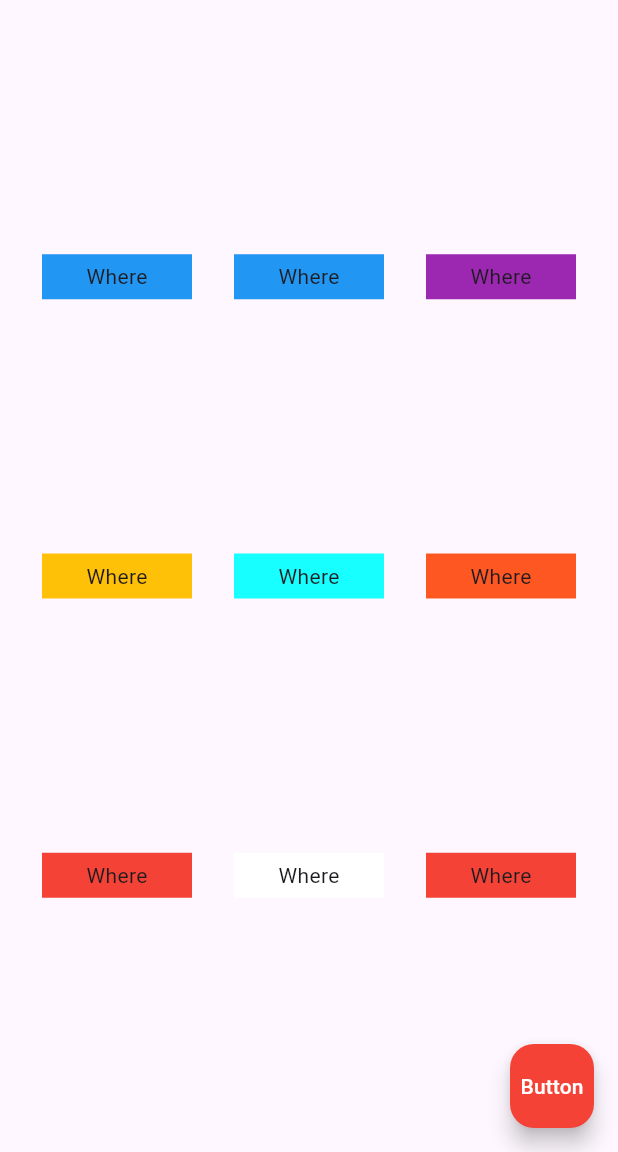
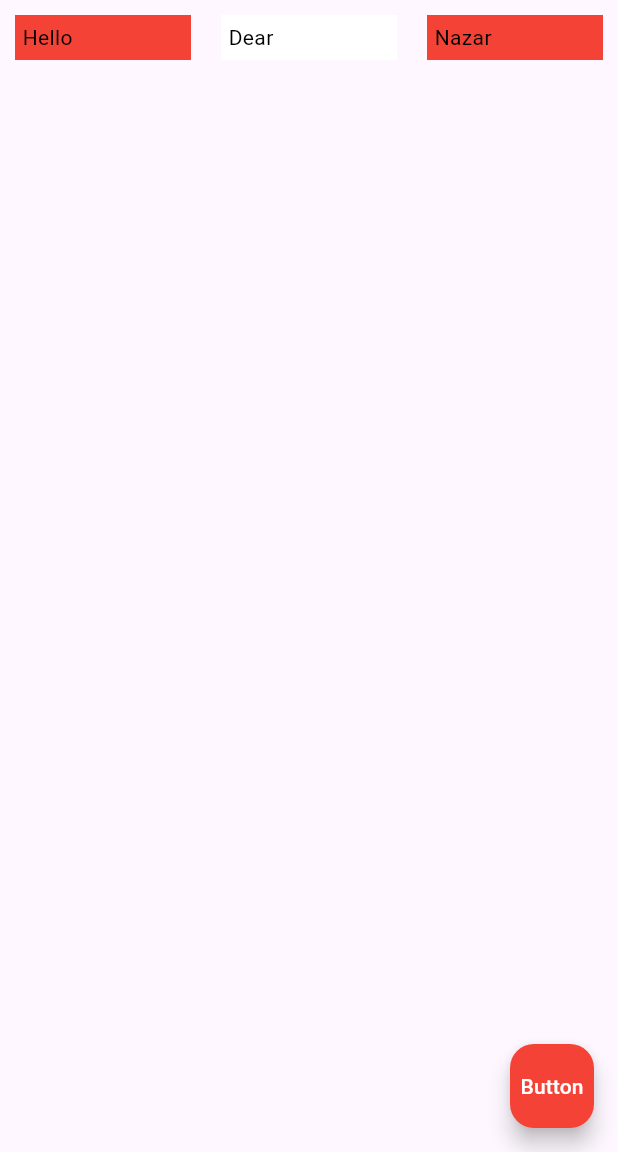
Before and after one commit to RudovichNazar23/DartCalculator, a Flutter app: the screen it shows after launch, on a phone screen of 412 x 824 dp, the part 84-1236 px from its top. Run offline on Flutter 3.47's test engine with Material 3 defaults, Android fonts, the phone set to English and light mode, and no system bars.

Commit message:
learnt how to use expanded containers

```diff
--- a/lib/main.dart
+++ b/lib/main.dart
@@ -1,5 +1,3 @@
-import 'dart:io';
-
 import 'package:flutter/material.dart';
 
 void main() {
@@ -25,95 +23,38 @@ class Home extends StatelessWidget {
         backgroundColor: Colors.red[500],
         centerTitle: true,
       ),
-      body: Column(
-        mainAxisAlignment: MainAxisAlignment.spaceEvenly,
+      body: Row(
+        mainAxisAlignment: MainAxisAlignment.spaceAround,
         children: <Widget>[
-          Row(
-            mainAxisAlignment: MainAxisAlignment.spaceEvenly,
-            children: <Widget>[
-              Container(
-                padding: EdgeInsets.all(5),
-                color: Colors.blue,
-                width: 100,
-                child: Center(
-                  child: Text("Where"),
-                )
+          Expanded(
+            child: Container(
+              margin: EdgeInsets.all(10),
+              padding: EdgeInsets.all(5),
+              color: Colors.red,
+              child: Text(
+                "Hello",
+                style: TextStyle(color: Colors.black),
               ),
-              Container(
-                color: Colors.blue,
-                padding: EdgeInsets.all(5),
-                width: 100,
-                child: Center(
-                  child: Text("Where"),
-                )
+            ),
+          ),
+          Expanded(
+            child: Container(
+              margin: EdgeInsets.all(10),
+              padding: EdgeInsets.all(5),
+              color: Colors.white,
+              child: Text(
+                "Dear",
+                style: TextStyle(color: Colors.black),
               ),
-              Container(
-                color: Colors.purple,
-                padding: EdgeInsets.all(5),
-                width: 100,
-                child: Center(
-                  child: Text("Where"),
-                )
-              )
-            ],
+            ),
           ),
-          Row(
-              mainAxisAlignment: MainAxisAlignment.spaceEvenly,
-              children: <Widget>[
-                Container(
-                  padding: EdgeInsets.all(5),
-                  color: Colors.amber,
-                  width: 100,
-                  child: Center(
-                    child: Text("Where"),
-                  )
-                ),
-                Container(
-                  padding: EdgeInsets.all(5),
-                  color: Colors.cyanAccent,
-                  width: 100,
-                  child: Center(
-                    child: Text("Where"),
-                  )
-                ),
-                Container(
-                  padding: EdgeInsets.all(5),
-                  color: Colors.deepOrange,
-                  width: 100,
-                  child: Center(
-                    child: Text("Where"),
-                  )
-                )
-              ]
-          ),
-          Row(
-              mainAxisAlignment: MainAxisAlignment.spaceEvenly,
-              children: <Widget>[
-                Container(
-                  padding: EdgeInsets.all(5),
-                  color: Colors.red,
-                  width: 100,
-                  child: Center(
-                    child: Text("Where"),
-                  )
-                ),
-                Container(
-                  padding: EdgeInsets.all(5),
-                  color: Colors.white,
-                  width: 100,
-                  child: Center(
-                    child: Text("Where"),
-                  )
-                ),
-                Container(
-                  padding: EdgeInsets.all(5),
-                  color: Colors.red,
-                  width: 100,
-                  child: Center(
-                    child: Text("Where"),
-                  )
-                )
-              ]
+          Expanded(
+            child: Container(
+              margin: EdgeInsets.all(10),
+              padding: EdgeInsets.all(5),
+              color: Colors.red,
+              child: Text(username, style: TextStyle(color: Colors.black),),
+            ),
           ),
         ],
       ),
```
